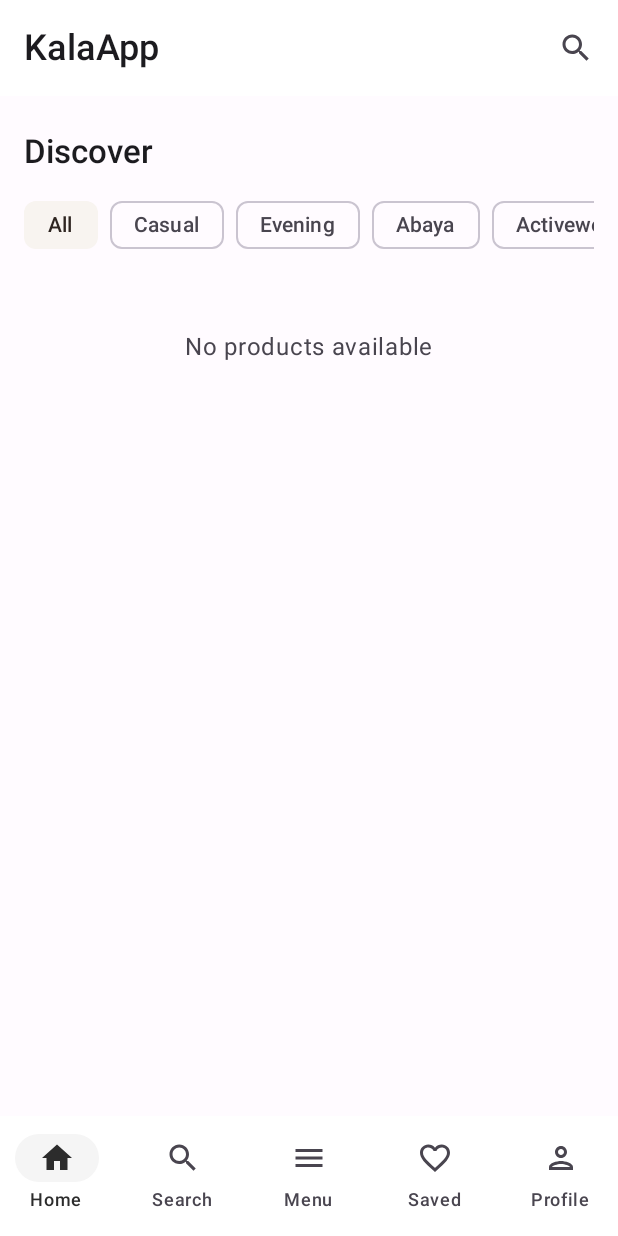
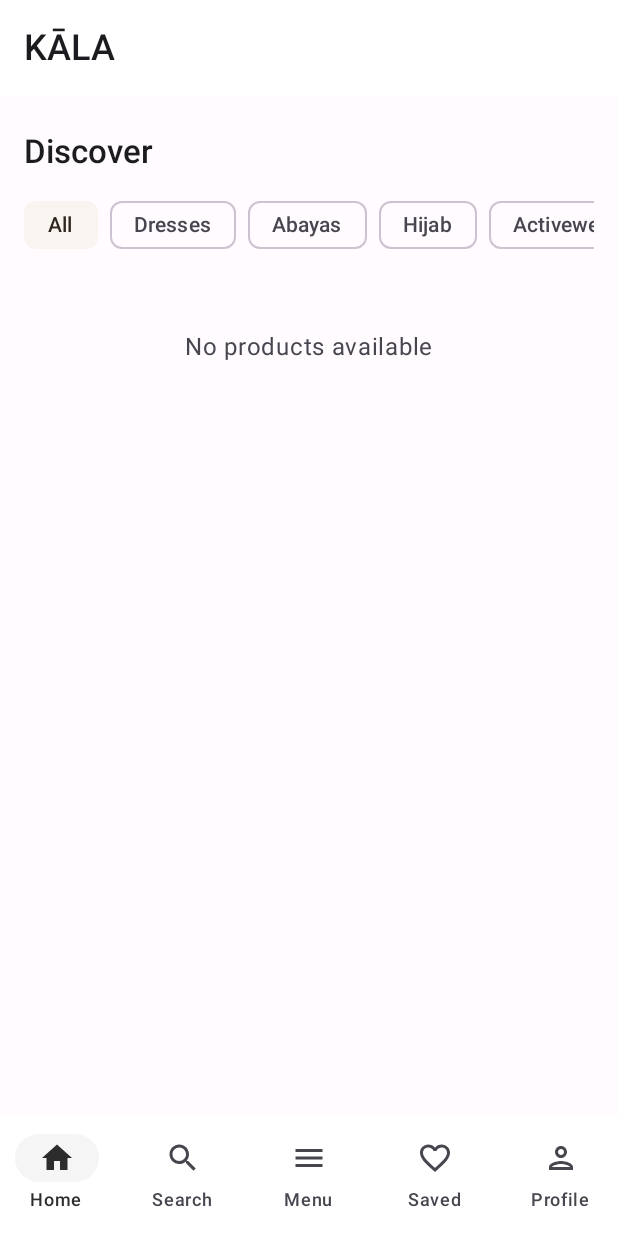
Before and after one commit to awaseedia/kala-app, an Android app built with Jetpack Compose: the screen it shows after launch (MainActivity), on a phone screen of 412 x 824 dp. Run offline under Robolectric (Android 15) with nearby library versions, the phone set to English and light mode, and no system bars; our stand-ins replace Firebase (no records; nobody signed in at launch, a user with empty details on screens opened directly).

Commit message:
added more categories

```diff
--- a/app/src/main/java/hu/bme/ait/kalaapp/ui/screens/home/HomeScreen.kt
+++ b/app/src/main/java/hu/bme/ait/kalaapp/ui/screens/home/HomeScreen.kt
@@ -46,14 +46,6 @@ fun HomeScreen(
                         text = stringResource(R.string.app_name),
                         style = MaterialTheme.typography.headlineSmall
                     )
-                },
-                actions = {
-                    IconButton(onClick = { /* Navigate to search - handled by bottom nav */ }) {
-                        Icon(
-                            imageVector = Icons.Default.Search,
-                            contentDescription = stringResource(R.string.cd_search)
-                        )
-                    }
                 },
                 colors = TopAppBarDefaults.topAppBarColors(
                     containerColor = MaterialTheme.colorScheme.surface
@@ -244,10 +236,15 @@ fun CategoryFilter(
 ) {
     val categories = listOf(
         "All" to R.string.category_all,
-        "casual" to R.string.category_casual,
-        "evening" to R.string.category_evening,
-        "abaya" to R.string.category_abaya,
-        "activewear" to R.string.category_activewear
+        "dresses" to R.string.category_dresses,
+        "abayas" to R.string.category_abaya,
+        "hijabs" to R.string.category_hijabs,
+        "activewear" to R.string.category_activewear,
+        "tops" to R.string.category_tops,
+        "pants" to R.string.category_pants,
+        "skirts" to R.string.category_skirts,
+        "swimwear" to R.string.category_swimwear,
+        "sets" to R.string.category_sets,
     )
 
     Column(modifier = Modifier.padding(horizontal = 16.dp)) {
--- a/app/src/main/res/values/strings.xml
+++ b/app/src/main/res/values/strings.xml
@@ -1,5 +1,5 @@
 <resources>
-    <string name="app_name">KalaApp</string>
+    <string name="app_name">KĀLA</string>
 
     <!-- Home Screen -->
     <string name="home_featured">Featured</string>
@@ -15,10 +15,17 @@
     <string name="product_view_details">View Details</string>
 
     <!-- Categories -->
-    <string name="category_casual">Casual</string>
-    <string name="category_evening">Evening</string>
-    <string name="category_abaya">Abaya</string>
+<!--    <string name="category_casual">Casual</string>-->
+<!--    <string name="category_evening">Evening</string>-->
+    <string name="category_abaya">Abayas</string>
     <string name="category_activewear">Activewear</string>
+    <string name="category_tops">Tops</string>
+    <string name="category_swimwear">Swimwear</string>
+    <string name="category_dresses">Dresses</string>
+    <string name="category_skirts">Skirts</string>
+    <string name="category_pants">Pants</string>
+    <string name="category_hijabs">Hijab</string>
+    <string name="category_sets">Sets</string>
     <string name="category_all">All</string>
 
     <!-- Content Descriptions -->
```
